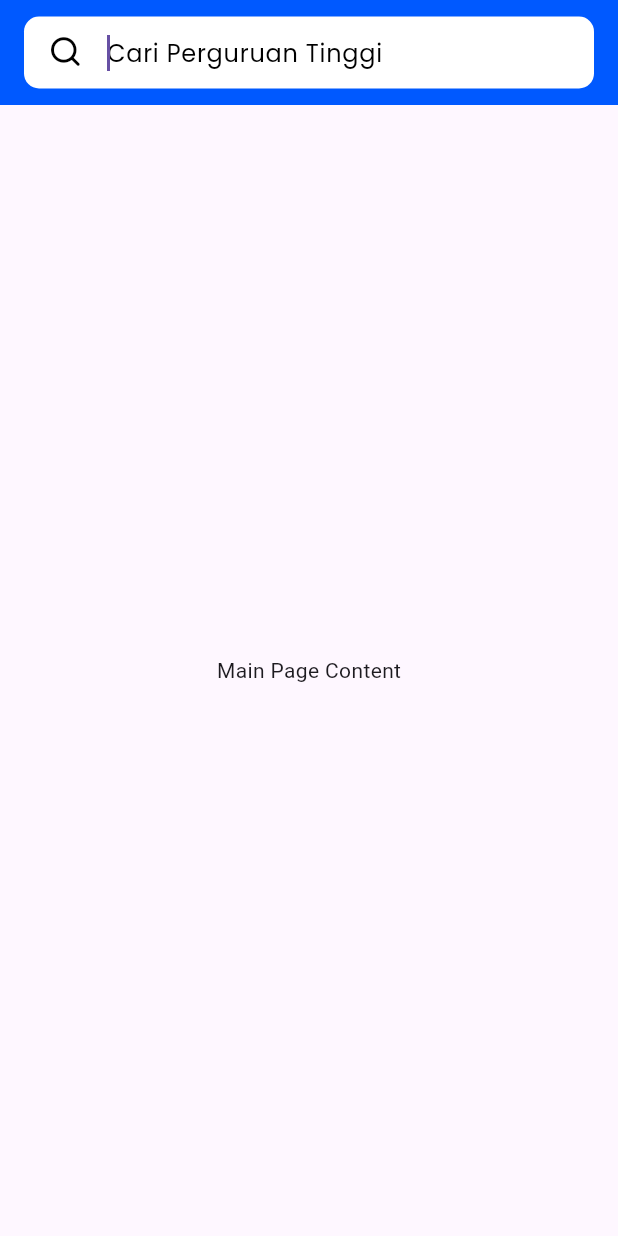
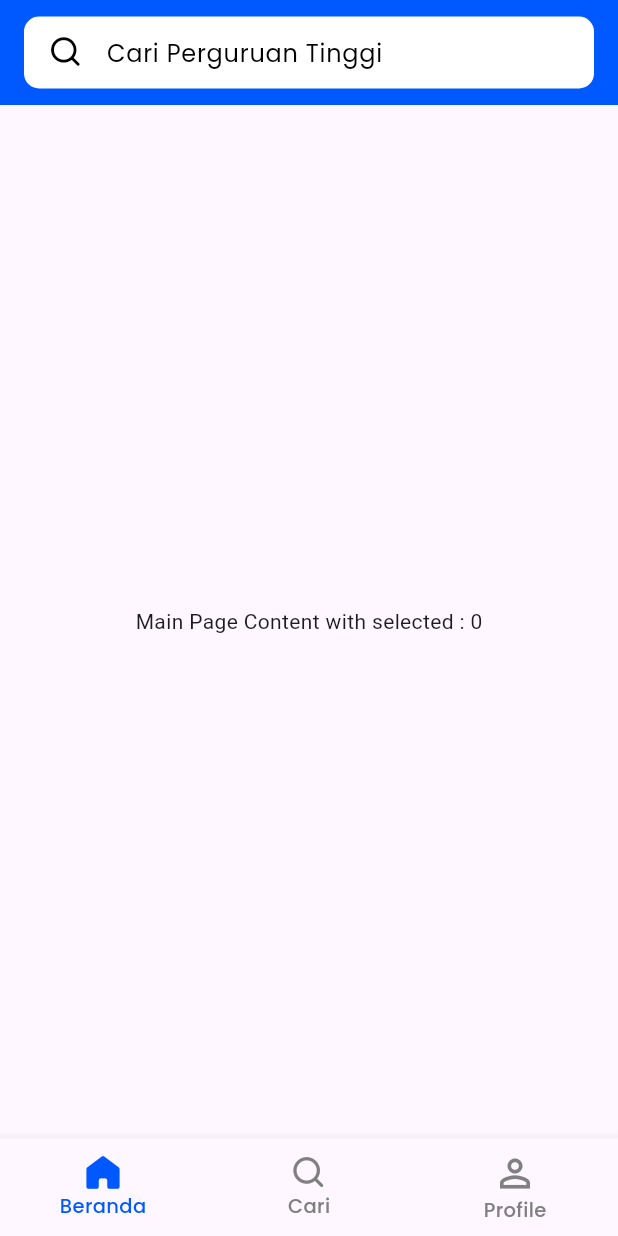
Before and after one commit to fzlaziz/univgo-flutter, a Flutter app: the screen it shows after launch, on a phone screen of 412 x 824 dp. Run offline on Flutter 3.47's test engine with Material 3 defaults, Android fonts, the phone set to English and light mode, and no system bars; our stand-ins replace google_fonts.

Commit message:
feat: implement bottom nav bar for main navigation
- create custom app bar for profile page

```diff
--- a/lib/main.dart
+++ b/lib/main.dart
@@ -1,6 +1,9 @@
 import 'package:flutter/material.dart';
 import 'package:google_fonts/google_fonts.dart';
 import 'package:univ_go/presentation/univ_go_icon_icons.dart';
+
+const blueTheme = 0xff0059ff;
+const greyTheme = 0xff808080;
 
 void main() {
   runApp(MyApp());
@@ -24,11 +27,49 @@ class MainPage extends StatefulWidget {
 class _MainPageState extends State<MainPage> {
   final FocusNode _focusNode = FocusNode();
   final TextEditingController _searchController = TextEditingController();
+  int _selectedIndex = 0;
+  bool _isSearchMode = false;
+
+  void _onItemTapped(int index) {
+    setState(() {
+      _selectedIndex = index;
+      _isSearchMode = false;
+    });
+    if (index == 1) {
+      setState(() {
+        _isSearchMode = true;
+      });
+      Navigator.of(context)
+          .push(
+        MaterialPageRoute(
+          builder: (context) => SearchPage(
+            searchController: _searchController,
+            focusNode: _focusNode,
+          ),
+        ),
+      )
+          .then((_) {
+        setState(() {
+          _selectedIndex = 0;
+          _searchController.clear();
+          _isSearchMode = false;
+        });
+        _focusNode.unfocus();
+      });
+    }
+  }
 
   @override
   void initState() {
     super.initState();
-    _focusNode.requestFocus();
+
+    _focusNode.addListener(() {
+      if (!_focusNode.hasFocus) {
+        setState(() {
+          _isSearchMode = false;
+        });
+      }
+    });
   }
 
   @override
@@ -45,12 +86,24 @@ class _MainPageState extends State<MainPage> {
         preferredSize: const Size.fromHeight(70.0),
         child: AppBar(
           toolbarHeight: 70,
-          backgroundColor: const Color(0xff0059ff),
-          title: Padding(
+          backgroundColor: const Color(blueTheme),
+          centerTitle: true,
+          title: _selectedIndex == 2
+              ? Center(
+                  child: Text(
+                    "Profile",
+                    style: GoogleFonts.poppins(
+                        fontSize: 20,
+                        fontWeight: FontWeight.w500,
+                        color: Color(0xffffffff)),
+                  ),
+                )
+              : Padding(
                   padding: const EdgeInsets.symmetric(horizontal: 0),
                   child: Container(
                     decoration: BoxDecoration(
-                color: Colors.white,
+                      color: Colors
+                          .white,
                       borderRadius: BorderRadius.circular(10),
                     ),
                     child: Padding(
@@ -67,12 +120,14 @@ class _MainPageState extends State<MainPage> {
                                 hintText: "Cari Perguruan Tinggi",
                                 hintStyle: GoogleFonts.poppins(
                                   fontWeight: FontWeight.w400,
-                            color:
-                                Colors.black,
+                                  color: Colors.black,
                                 ),
                                 border: InputBorder.none,
                               ),
                               onTap: () {
+                                setState(() {
+                                  _isSearchMode = true;
+                                });
                                 Navigator.of(context)
                                     .push(
                                   MaterialPageRoute(
@@ -83,7 +138,11 @@ class _MainPageState extends State<MainPage> {
                                   ),
                                 )
                                     .then((_) {
+                                  setState(() {
                                     _searchController.clear();
+                                    _isSearchMode = false;
+                                  });
+                                  _focusNode.unfocus();
                                 });
                               },
                             ),
@@ -96,8 +155,52 @@ class _MainPageState extends State<MainPage> {
           elevation: 0,
         ),
       ),
-      body: const Center(
-        child: Text('Main Page Content'),
+      bottomNavigationBar: _isSearchMode
+          ? null
+          : Container(
+              height: 65,
+              child: BottomNavigationBar(
+                items: const [
+                  BottomNavigationBarItem(
+                    icon: Icon(
+                      UnivGoIcon.homeoutline,
+                    ),
+                    activeIcon: Icon(UnivGoIcon.home),
+                    label: 'Beranda',
+                  ),
+                  BottomNavigationBarItem(
+                    icon: Icon(UnivGoIcon.search),
+                    label: 'Cari',
+                  ),
+                  BottomNavigationBarItem(
+                    icon: Icon(
+                      Icons.person_outline,
+                      size: 30,
+                    ),
+                    activeIcon: Icon(
+                      Icons.person,
+                      size: 30,
+                    ),
+                    label: 'Profile',
+                  ),
+                ],
+                currentIndex: _selectedIndex,
+                selectedItemColor: const Color(blueTheme),
+                unselectedItemColor: const Color(greyTheme),
+                onTap: _onItemTapped,
+                selectedLabelStyle: GoogleFonts.poppins(
+                  fontWeight: FontWeight.w500,
+                  fontSize: 13,
+                ),
+                iconSize: 25,
+                unselectedLabelStyle: GoogleFonts.poppins(
+                  fontWeight: FontWeight.w500,
+                  fontSize: 13,
+                ),
+              ),
+            ),
+      body: Center(
+        child: Text('Main Page Content with selected : $_selectedIndex'),
       ),
     );
   }
@@ -117,7 +220,7 @@ class SearchPage extends StatelessWidget {
         child: AppBar(
           automaticallyImplyLeading: false,
           toolbarHeight: 70,
-          backgroundColor: const Color(0xff0059ff),
+          backgroundColor: const Color(blueTheme),
           title: Padding(
             padding: const EdgeInsets.symmetric(horizontal: 3),
             child: Container(
@@ -129,7 +232,7 @@ class SearchPage extends StatelessWidget {
                 padding: const EdgeInsets.symmetric(horizontal: 16.0),
                 child: Row(
                   children: [
-                    const Icon(Icons.search, color: Colors.black),
+                    const Icon(UnivGoIcon.search, color: Colors.black),
                     const SizedBox(width: 10),
                     Expanded(
                       child: TextField(
@@ -139,6 +242,10 @@ class SearchPage extends StatelessWidget {
                           hintText: "",
                           hintStyle: TextStyle(color: Colors.black),
                           border: InputBorder.none,
+                        ),
+                        style: GoogleFonts.poppins(
+                          fontWeight: FontWeight.w400,
+                          color: Colors.black,
                         ),
                         autofocus: true,
                       ),
```
Lines whose indentation alone changed are shown as unchanged.
